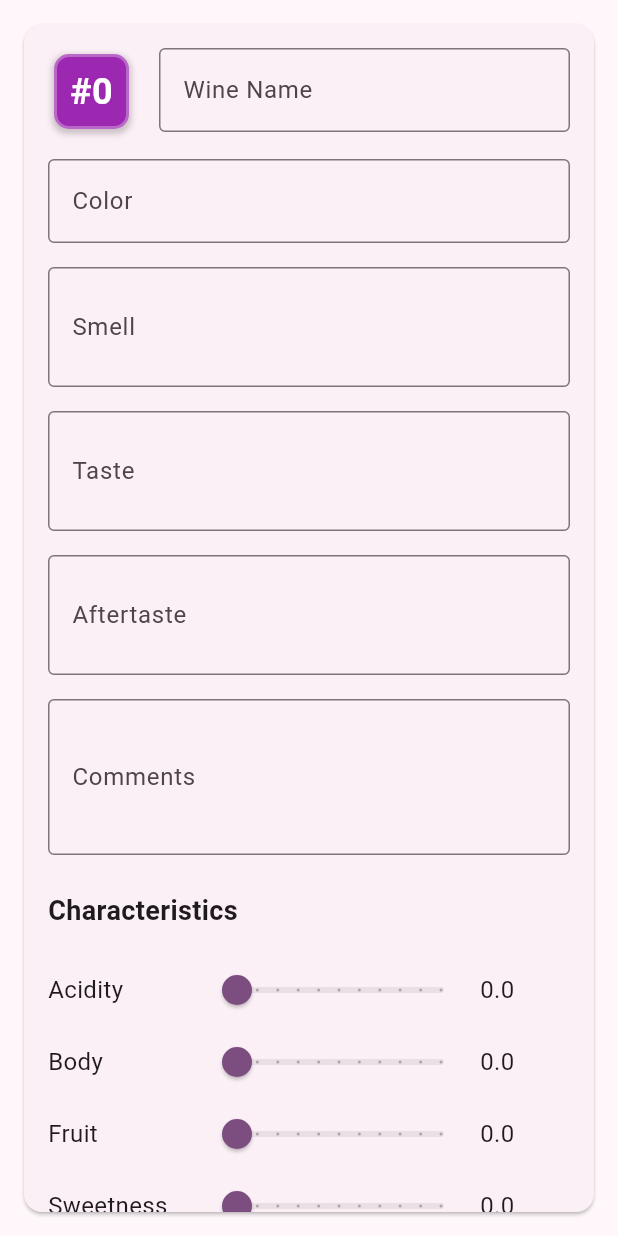
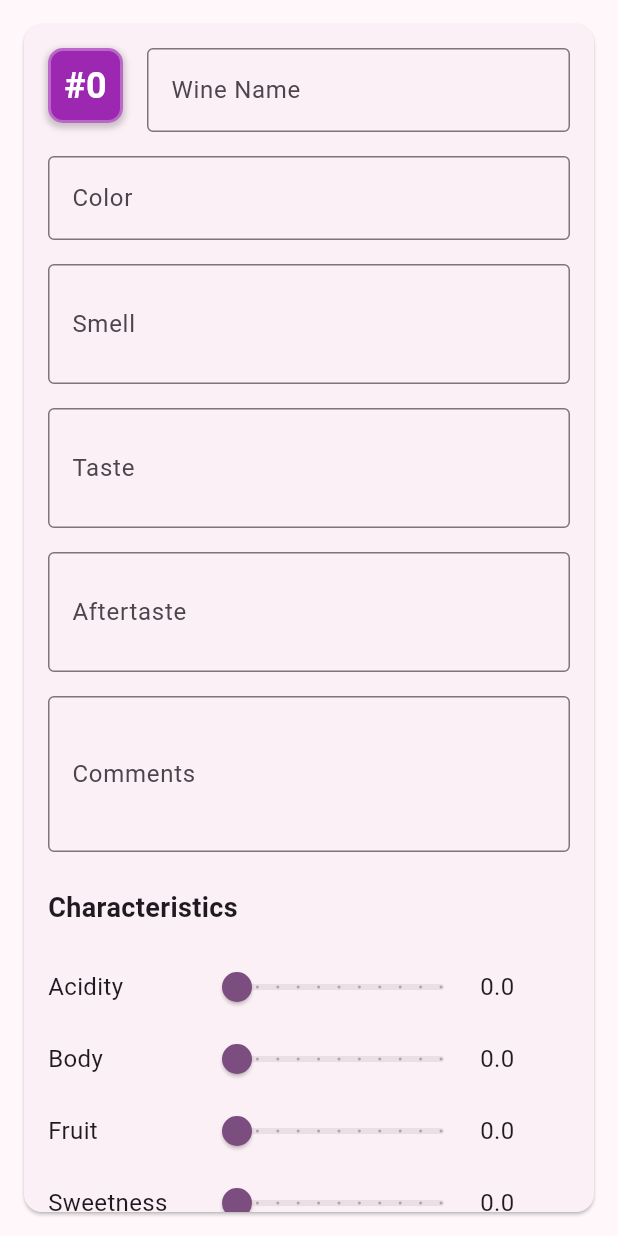
Before and after one commit to johan-axel/blindtaster, a Flutter app: the WineCard widget shown alone on an empty page, opened directly with empty values, on a phone screen of 412 x 824 dp. Run offline on Flutter 3.47's test engine with Material 3 defaults, Android fonts, the phone set to English and light mode, and no system bars.

Commit message:
remove margin frmo number

```diff
--- a/lib/widgets/wine_card.dart
+++ b/lib/widgets/wine_card.dart
@@ -40,18 +40,14 @@ class _WineCardState extends State<WineCard> {
                     ],
                   ),
                   alignment: Alignment.center,
-                  margin: const EdgeInsets.all(4),
-                  child: Builder(builder: (context) {
-                    print('Wine number: ${widget.wine.wineNumber}');
-                    return Text(
+                  child: Text(
                     '#${widget.wine.wineNumber}',
                     style: const TextStyle(
                       fontSize: 24,
                       fontWeight: FontWeight.bold,
                       color: Colors.white,
                     ),
-                    );
-                  }),
+                  ),
                 ),
                 const SizedBox(width: 16),
                 Expanded(
```
Lines whose indentation alone changed are shown as unchanged.
